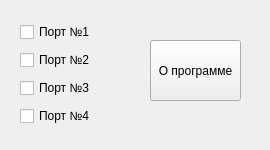
Qt form mainWindow.ui (proximummax/BestProject) before a commit.
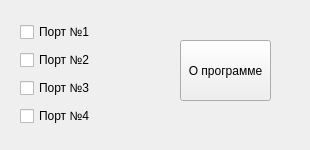
The same form after that commit.

Commit message: saving before restart

Patch:
```diff
--- a/mainWindow.ui
+++ b/mainWindow.ui
@@ -9,7 +9,7 @@
    <rect>
     <x>0</x>
     <y>0</y>
-    <width>270</width>
+    <width>310</width>
     <height>150</height>
    </rect>
   </property>
@@ -21,13 +21,13 @@
   </property>
   <property name="minimumSize">
    <size>
-    <width>270</width>
+    <width>310</width>
     <height>150</height>
    </size>
   </property>
   <property name="maximumSize">
    <size>
-    <width>270</width>
+    <width>310</width>
     <height>150</height>
    </size>
   </property>
@@ -78,7 +78,7 @@
    <widget class="QPushButton" name="pushButton_programInfo">
     <property name="geometry">
      <rect>
-      <x>150</x>
+      <x>180</x>
       <y>40</y>
       <width>91</width>
       <height>61</height>
```
Left out of the diff: 2 changed lines with no effect on the pictures. The commit also changes 1 other file.
